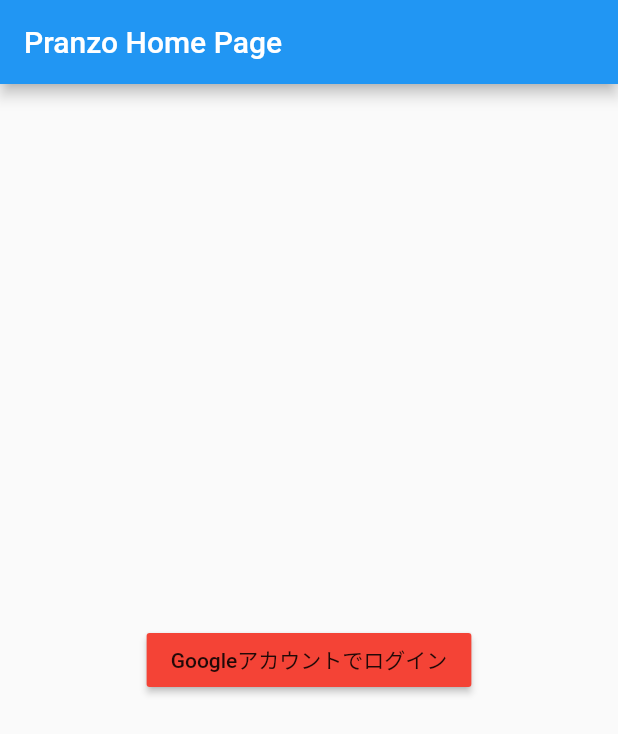
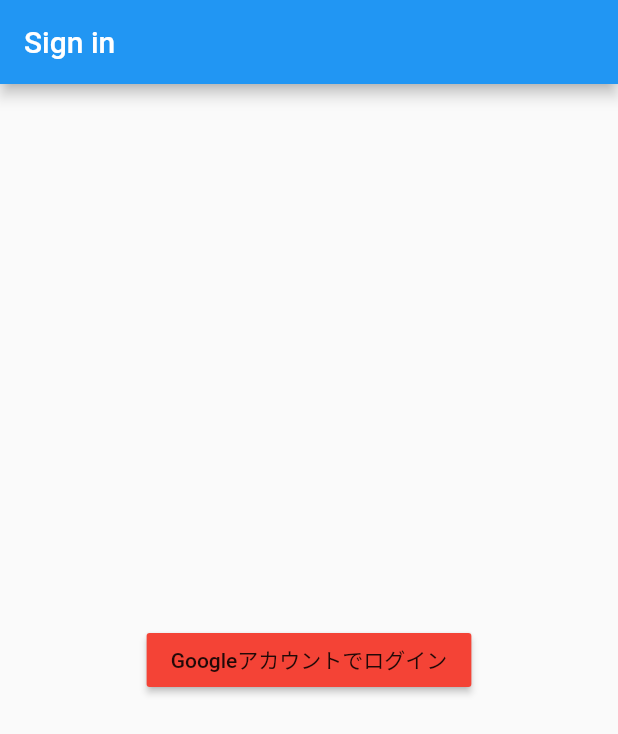
Before and after one commit to y-okady/pranzo, a Flutter app: the screen it shows after launch, after a tap on "Googleアカウントでログイン", on a phone screen of 412 x 824 dp. Shown: the top 734 px of the screen. Run offline on Flutter 3.47's test engine with Material 2 defaults, Android fonts, the phone set to English and light mode, and no system bars; our stand-ins replace cloud_firestore, firebase_auth, google_maps_flutter, google_sign_in; accounts and stored records are empty.

```diff
--- a/lib/main.dart
+++ b/lib/main.dart
@@ -1,91 +1,99 @@
+import 'package:flutter/foundation.dart';
 import 'package:flutter/material.dart';
 import 'package:firebase_auth/firebase_auth.dart';
 import 'package:google_sign_in/google_sign_in.dart';
 import 'package:cloud_firestore/cloud_firestore.dart';
 import 'package:google_maps_flutter/google_maps_flutter.dart';
 
-void main() => runApp(PranzoApp());
-
-class PranzoApp extends StatelessWidget {
-  // This widget is the root of your application.
-  @override
-  Widget build(BuildContext context) {
-    return MaterialApp(
-      title: 'Pranzo',
-      theme: ThemeData(
-        // This is the theme of your application.
-        //
-        // Try running your application with "flutter run". You'll see the
-        // application has a blue toolbar. Then, without quitting the app, try
-        // changing the primarySwatch below to Colors.green and then invoke
-        // "hot reload" (press "r" in the console where you ran "flutter run",
-        // or simply save your changes to "hot reload" in a Flutter IDE).
-        // Notice that the counter didn't reset back to zero; the application
-        // is not restarted.
-        primarySwatch: Colors.blue,
-      ),
-      home: PranzoHomePage(title: 'Pranzo Home Page'),
-    );
-  }
+void main() {
+  runApp(MaterialApp(
+    title: 'Pranzo',
+    home: SignInPage(),
+  ));
 }
 
-class PranzoHomePage extends StatefulWidget {
-  PranzoHomePage({Key key, this.title}) : super(key: key);
-
-  // This widget is the home page of your application. It is stateful, meaning
-  // that it has a State object (defined below) that contains fields that affect
-  // how it looks.
-
-  // This class is the configuration for the state. It holds the values (in this
-  // case the title) provided by the parent (in this case the App widget) and
-  // used by the build method of the State. Fields in a Widget subclass are
-  // always marked "final".
-
-  final String title;
-
-  @override
-  _PranzoHomePageState createState() => _PranzoHomePageState();
-}
-
-class _PranzoHomePageState extends State<PranzoHomePage> {
-  DateTime _lastSignedInAt;
-  FirebaseUser _user;
-  GoogleMapController _mapController;
-
-  void _setUser(FirebaseUser user) {
-    setState(() {
-      _user = user;
-    });
-  }
-
-  final GoogleSignIn _googleSignIn = GoogleSignIn();
-  final FirebaseAuth _auth = FirebaseAuth.instance;
+class SignInPage extends StatelessWidget {
+  SignInPage({Key key}): super(key: key);
 
   Future<FirebaseUser> _handleSignIn() async {
-    final GoogleSignInAccount googleUser = await _googleSignIn.signIn();
+    final GoogleSignInAccount googleUser = await GoogleSignIn().signIn();
     final GoogleSignInAuthentication googleAuth = await googleUser.authentication;
     final AuthCredential credential = GoogleAuthProvider.getCredential(
       accessToken: googleAuth.accessToken,
       idToken: googleAuth.idToken
     );
-    final FirebaseUser user = await _auth.signInWithCredential(credential);
-    return _recordSignIn(user).then((_) async  {
-      _lastSignedInAt = await Firestore.instance.collection('users').document(user.uid).get().then((snapshot) {
-        return snapshot['lastSignedInAt'].toDate();
-      });
-      return user;
-    });
+    return FirebaseAuth.instance.signInWithCredential(credential);
   }
 
-  Future<void> _recordSignIn(FirebaseUser user) async {
+  Future<FirebaseUser> _recordSignIn(FirebaseUser user) async {
     return Firestore.instance.collection('users').document(user.uid).setData({
       'email': user.email,
       'lastSignedInAt': DateTime.now(),
+    }).then((_) => user);
+  }
+
+  @override
+  Widget build(BuildContext context) {
+    return new Scaffold(
+      appBar: new AppBar(
+        title: Text('Sign in'),
+      ),
+      body: Center(
+        child: Column(
+          mainAxisAlignment: MainAxisAlignment.center,
+          children: <Widget>[
+            RaisedButton(
+              color: Colors.primaries[0],
+              onPressed: () {
+                _handleSignIn()
+                  .then((FirebaseUser user) => _recordSignIn(user))
+                  .then((FirebaseUser user) {
+                    Navigator.pushReplacement(
+                      context,
+                      MaterialPageRoute(
+                        builder: (context) => HomePage(user: user)
+                      ),
+                    );
+                  })
+                  .catchError((e) => print(e));
+              },
+              child: Text('Googleアカウントでログイン'),
+            )
+          ],
+        ),
+      ),
+    );
+  }
+}
+
+class HomePage extends StatefulWidget {
+  final FirebaseUser user;
+  HomePage({Key key, @required this.user}): super(key: key);
+
+  @override
+  _HomePageState createState() => _HomePageState(user);
+}
+
+class _HomePageState extends State<HomePage> {
+  FirebaseUser _user;
+  _HomePageState(this._user);
+
+  DateTime _lastSignedInAt;
+  GoogleMapController _mapController;
+
+  @override
+  void initState() {
+    super.initState();
+
+    Firestore.instance.collection('users').document(_user.uid).get().then((snapshot) {
+      setState(() {
+        _lastSignedInAt = snapshot['lastSignedInAt'].toDate();
+      });
     });
   }
 
   Future<void> _handleSignOut() async {
-    return await _auth.signOut();
+    return await FirebaseAuth.instance.signOut();
   }
 
   void _handleMapCreate(GoogleMapController controller) {
@@ -94,70 +102,35 @@ class _PranzoHomePageState extends State<PranzoHomePage> {
     });
   }
 
-  Widget googleAuthBtn() {
-    return Center(
-      child: Column(
-        mainAxisAlignment: MainAxisAlignment.center,
-        children: <Widget>[
-          RaisedButton(
-            color: Colors.primaries[0],
-            onPressed: () {
-              _handleSignIn()
-                .then((FirebaseUser user) => _setUser(user))
-                .catchError((e) => print(e));
-            },
-            child: Text('Googleアカウントでログイン'),
-          )
-        ],
-      ),
-    );
-  }
-
   @override
   Widget build(BuildContext context) {
-    // This method is rerun every time setState is called, for instance as done
-    // by the _incrementCounter method above.
-    //
-    // The Flutter framework has been optimized to make rerunning build methods
-    // fast, so that you can just rebuild anything that needs updating rather
-    // than having to individually change instances of widgets.
     return Scaffold(
       appBar: AppBar(
-        // Here we take the value from the MyHomePage object that was created by
-        // the App.build method, and use it to set our appbar title.
-        title: Text(widget.title),
+        title: Text('Home'),
       ),
-      body: _user == null ? googleAuthBtn() : Center(
-        // Center is a layout widget. It takes a single child and positions it
-        // in the middle of the parent.
+      body: Center(
         child: Column(
-          // Column is also layout widget. It takes a list of children and
-          // arranges them vertically. By default, it sizes itself to fit its
-          // children horizontally, and tries to be as tall as its parent.
-          //
-          // Invoke "debug painting" (press "p" in the console, choose the
-          // "Toggle Debug Paint" action from the Flutter Inspector in Android
-          // Studio, or the "Toggle Debug Paint" command in Visual Studio Code)
-          // to see the wireframe for each widget.
-          //
-          // Column has various properties to control how it sizes itself and
-          // how it positions its children. Here we use mainAxisAlignment to
-          // center the children vertically; the main axis here is the vertical
-          // axis because Columns are vertical (the cross axis would be
-          // horizontal).
           mainAxisAlignment: MainAxisAlignment.center,
           children: <Widget>[
             RaisedButton(
               color: Colors.primaries[0],
               onPressed: () {
                 _handleSignOut()
-                  .then((_) => _setUser(null))
+                  .then((_) => {
+                    Navigator.pushAndRemoveUntil(
+                      context,
+                      MaterialPageRoute(
+                        builder: (context) => SignInPage()
+                      ),
+                      (_) => false
+                    )
+                  })
                   .catchError((e) => print(e));
               },
               child: Text('ログアウト'),
             ),
             Text(
-              '最終ログイン日時: $_lastSignedInAt',
+              _lastSignedInAt != null ? '最終ログイン日時: $_lastSignedInAt' : '',
             ),
             Container(
               height: MediaQuery.of(context).size.height / 2,
```
Also changed, not shown: 1 other file.
